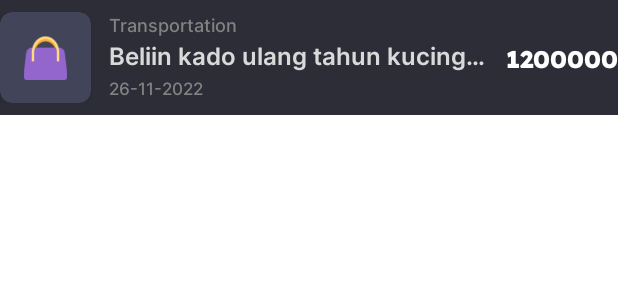
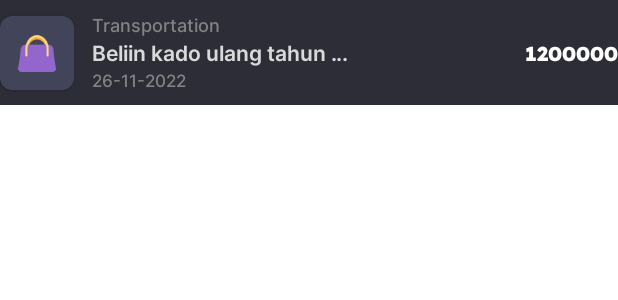
Before and after one commit to DhewaGunawan/MoneyTrackerBinarPlatinum, an Android app: the layout item_single_transaction.xml on its own in the app's theme, with its tools: preview values and no code run, on a phone screen of 412 x 824 dp. Shown: the top 300 px of the screen. Run offline under Robolectric (Android 15) with nearby library versions, the phone set to English and light mode, and no system bars.

Commit message:
adjust font size

```diff
--- a/app/src/main/res/layout/item_group_transaction.xml
+++ b/app/src/main/res/layout/item_group_transaction.xml
@@ -25,8 +25,8 @@
 
             <ImageView
                 android:id="@+id/iv_ic_category"
-                android:layout_width="30dp"
-                android:layout_height="28dp"
+                android:layout_width="25dp"
+                android:layout_height="25dp"
                 android:src="@drawable/ic_cat_shopping"
                 app:layout_constraintBottom_toBottomOf="parent"
                 app:layout_constraintLeft_toLeftOf="parent"
@@ -74,7 +74,7 @@
             android:layout_height="wrap_content"
             android:fontFamily="@font/lexend_deca_extra_bold"
             android:textColor="@color/white"
-            android:textSize="16sp"
+            android:textSize="14sp"
             android:textStyle="bold"
             tools:text="1200000" />
 
--- a/app/src/main/res/layout/item_single_transaction.xml
+++ b/app/src/main/res/layout/item_single_transaction.xml
@@ -19,10 +19,10 @@
 
         <ImageView
             android:id="@+id/iv_category"
-            android:layout_width="30dp"
-            android:layout_height="30dp"
+            android:layout_width="25dp"
+            android:layout_height="25dp"
             android:layout_gravity="center"
-            android:layout_margin="15dp"
+            android:layout_margin="12dp"
             android:src="@drawable/ic_cat_shopping" />
     </androidx.cardview.widget.CardView>
 
@@ -49,9 +49,9 @@
         android:maxLines="1"
         android:scrollHorizontally="true"
         android:textColor="@color/off_white_400"
-        android:textSize="16sp"
+        android:textSize="14sp"
         app:layout_constraintLeft_toRightOf="@id/iv_ic_category"
-        app:layout_constraintRight_toLeftOf="@id/tv_transaction_amount"
+        app:layout_constraintRight_toLeftOf="@id/guideline"
         app:layout_constraintTop_toBottomOf="@id/tv_category"
         tools:text="Beliin kado ulang tahun kucing yang ke 1 tahun" />
 
@@ -70,18 +70,27 @@
         app:layout_constraintTop_toBottomOf="@id/tv_transaction_title"
         tools:text="26-11-2022" />
 
+    <androidx.constraintlayout.widget.Guideline
+        android:id="@+id/guideline"
+        android:layout_width="wrap_content"
+        android:layout_height="wrap_content"
+        android:orientation="vertical"
+        app:layout_constraintGuide_percent="0.6" />
+
     <TextView
         android:id="@+id/tv_transaction_amount"
-        android:layout_width="wrap_content"
+        android:layout_width="0dp"
         android:layout_height="wrap_content"
         android:fontFamily="@font/lexend_deca_extra_bold"
+        android:gravity="end"
+        android:maxLines="1"
         android:textColor="@color/white"
-        android:textSize="16sp"
+        android:textSize="13sp"
         android:textStyle="bold"
+        android:ellipsize="end"
         app:layout_constraintBottom_toBottomOf="parent"
-        app:layout_constraintLeft_toRightOf="@id/tv_transaction_title"
+        app:layout_constraintLeft_toRightOf="@id/guideline"
         app:layout_constraintRight_toRightOf="parent"
         app:layout_constraintTop_toTopOf="parent"
-        app:layout_constraintWidth_percent="0.3"
         tools:text="1200000" />
 </androidx.constraintlayout.widget.ConstraintLayout>
```
